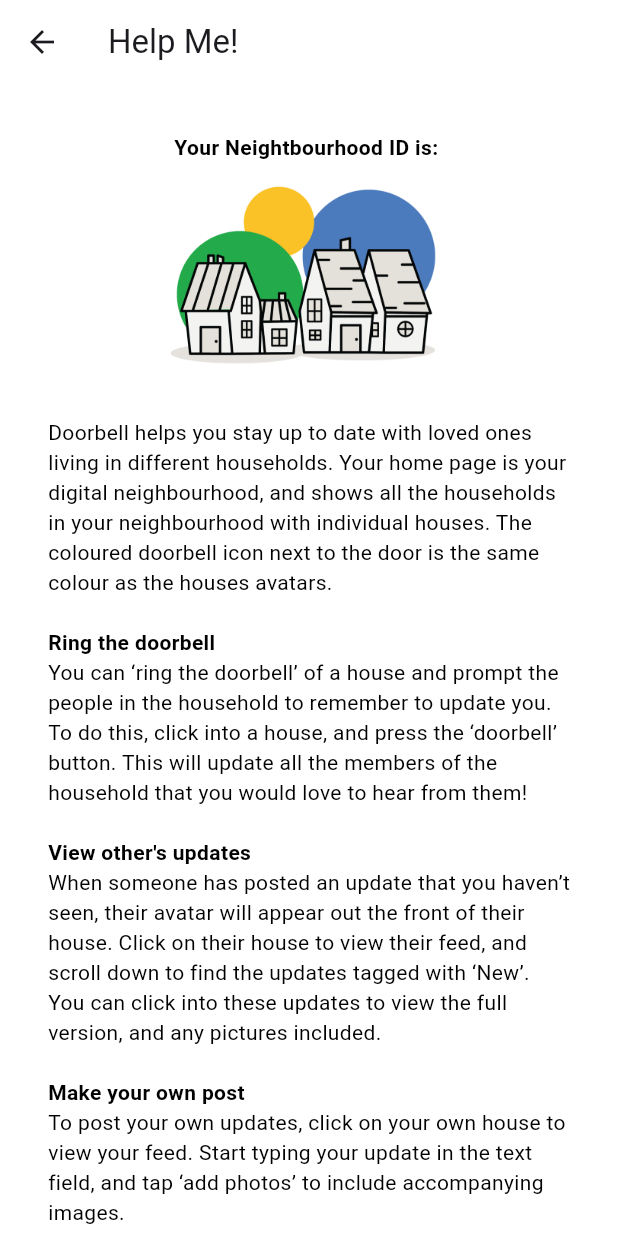
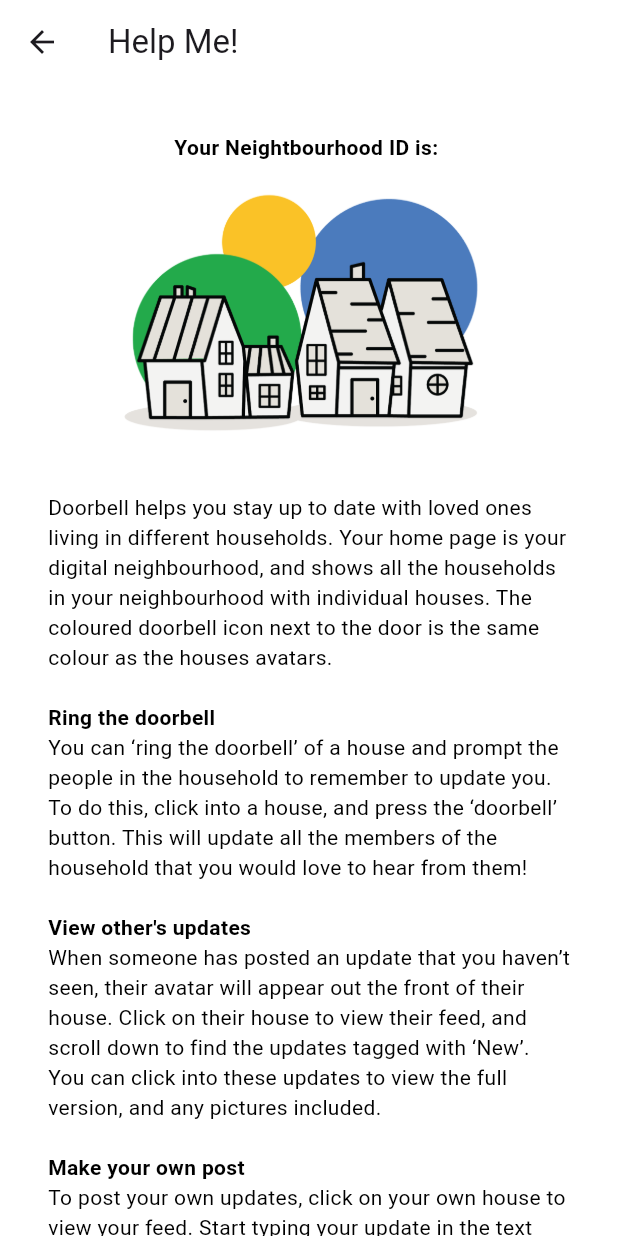
Before and after one commit to herpichRmit/Doorbell, a Flutter app: the HelpPage screen opened directly with empty values, on a phone screen of 412 x 824 dp. Run offline on Flutter 3.47's test engine with Material 3 defaults, Android fonts, the phone set to English and light mode, and no system bars; our stand-ins replace cloud_firestore, firebase_auth, firebase_core; missing offline and left inert: dart:ffi; accounts and stored records are empty; Roboto replaces fonts that are missing (Helvetica Neue).

Commit message:
updared house images

```diff
--- a/lib/components/houseButton.dart
+++ b/lib/components/houseButton.dart
@@ -11,7 +11,7 @@ class HouseButton extends StatefulWidget {
     Key? key,
     required this.imagePath,
     required this.onPressed,
-    this.height = 150.0,
+    this.height = 200.0,
     required this.avatars,
   }) : super(key: key);
 
```
Also changed, not shown: assets/images/houses/house1.png, assets/images/houses/house2.png, assets/images/houses/house3.png, assets/images/houses/house4.png.
